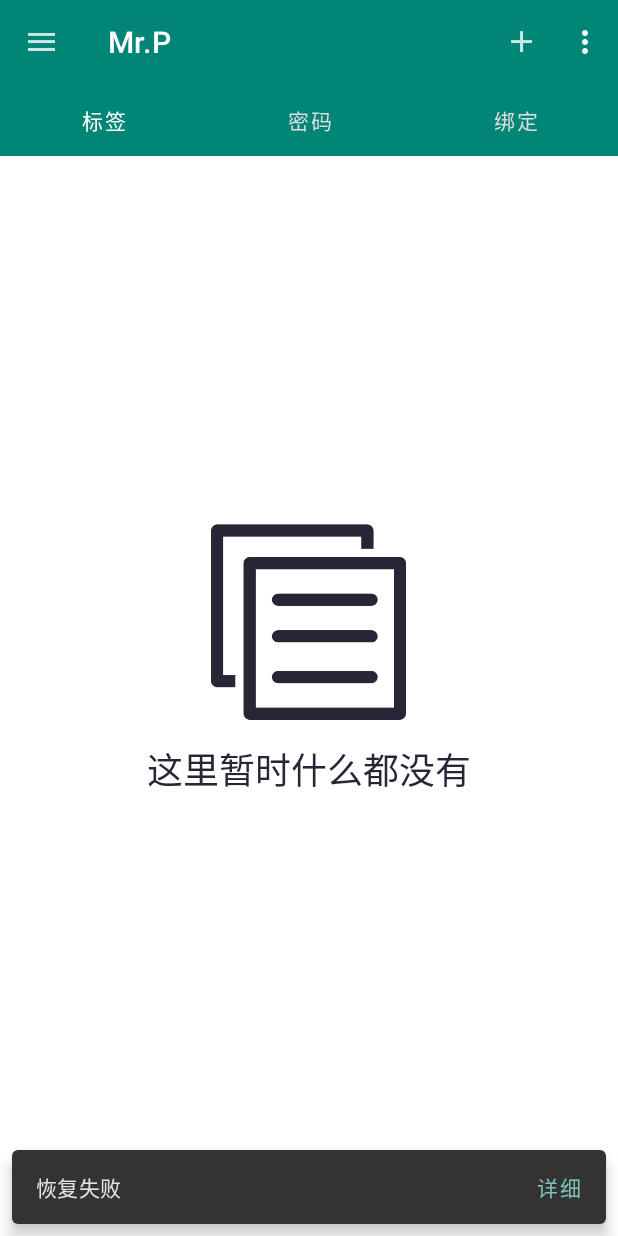
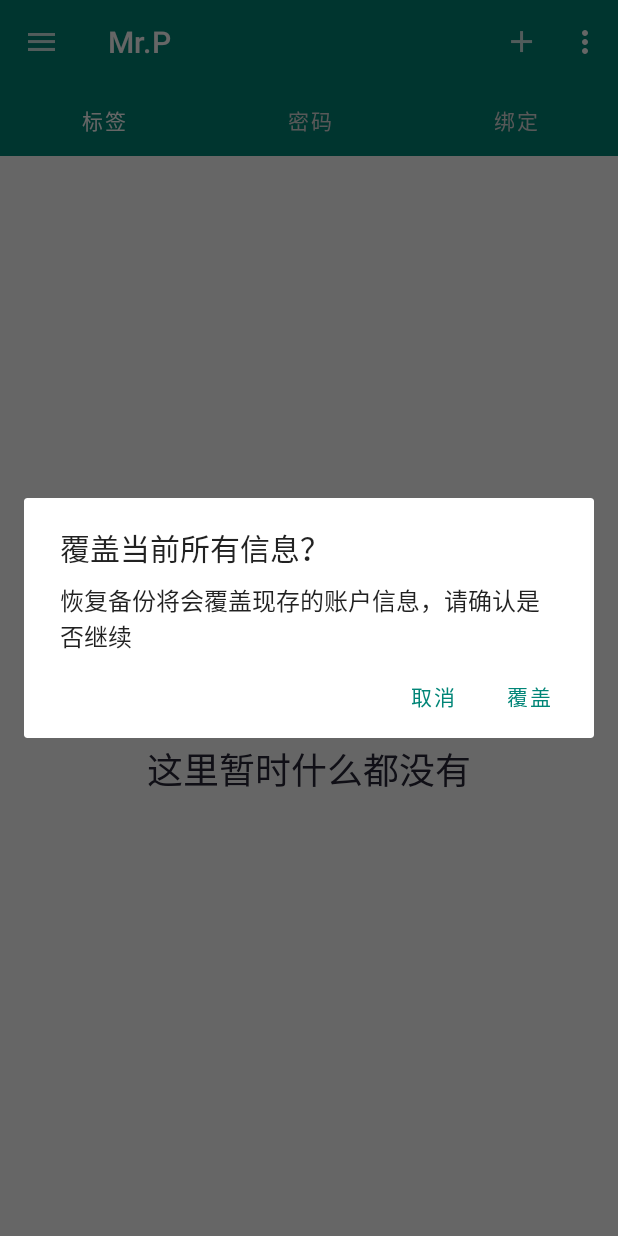
Before and after one commit to kuroidark/Mr.P, an Android app: the Home screen opened directly, with no data from a screen before it, in the options menu, after a tap on "恢复", on a phone screen of 412 x 824 dp. Run offline under Robolectric (Android 15) with nearby library versions, the phone set to English and light mode, and no system bars; libraries missing offline, so code that uses them is left out: org.litepal; 7 statements that could not run were skipped.

Commit message:
添加覆盖确认

```diff
--- a/app/build.gradle
+++ b/app/build.gradle
@@ -6,8 +6,8 @@ android {
         applicationId "io.github.ryuu.mrp"
         minSdkVersion 24
         targetSdkVersion 28
-        versionCode 6
-        versionName "Mr.P beta v0.0.9"
+        versionCode 7
+        versionName "v0.1.0-beta"
         testInstrumentationRunner "android.support.test.runner.AndroidJUnitRunner"
     }
     buildTypes {
--- a/app/src/main/java/io/github/ryuu/mrp/data/DataFile.java
+++ b/app/src/main/java/io/github/ryuu/mrp/data/DataFile.java
@@ -25,8 +25,8 @@ public class DataFile {
                 +"YourAccount.db-wal";
 
         boolean success=copyFile(dbpath, Environment.getExternalStorageDirectory() + "/Mrp/YourAccount.db");
-        success=copyFile(dbpath2, Environment.getExternalStorageDirectory() + "/Mrp/YourAccount.db-shm");
-        success=copyFile(dbpath3, Environment.getExternalStorageDirectory() + "/Mrp/YourAccount.db-wal");
+        copyFile(dbpath2, Environment.getExternalStorageDirectory() + "/Mrp/YourAccount.db-shm");
+        copyFile(dbpath3, Environment.getExternalStorageDirectory() + "/Mrp/YourAccount.db-wal");
         Log.d("路径：",dbpath);
         return success;
     }
@@ -41,8 +41,8 @@ public class DataFile {
         //deleteFile(Environment.getExternalStorageDirectory()+"/Android/data/io.github.ryuu.mrp/database/YourAccount.db-shm");
 //        deleteFile(Environment.getExternalStorageDirectory()+"/Android/data/io.github.ryuu.mrp/database/YourAccount.db-wal");
         boolean success=copyFile(Environment.getExternalStorageDirectory() + "/Mrp/YourAccount.db", dbpath);
-        success=copyFile(Environment.getExternalStorageDirectory() + "/Mrp/YourAccount.db-shm", dbpath2);
-        success=copyFile(Environment.getExternalStorageDirectory() + "/Mrp/YourAccount.db-wal", dbpath3);
+        copyFile(Environment.getExternalStorageDirectory() + "/Mrp/YourAccount.db-shm", dbpath2);
+        copyFile(Environment.getExternalStorageDirectory() + "/Mrp/YourAccount.db-wal", dbpath3);
         return success;
     }
 
--- a/app/src/main/java/io/github/ryuu/mrp/userinterface/Home.java
+++ b/app/src/main/java/io/github/ryuu/mrp/userinterface/Home.java
@@ -1,5 +1,8 @@
 package io.github.ryuu.mrp.userinterface;
 
+import android.app.AlertDialog;
+import android.app.Dialog;
+import android.content.DialogInterface;
 import android.content.Intent;
 import android.os.Bundle;
 import android.util.Log;
@@ -110,16 +113,7 @@ public class Home extends AppCompatActivity {
 //                } else {
 //                    Log.d("信息","直接就删除失败了呗");
 //                }
-                if (DataFile.input()==true) {
-                    Snackbar.make(getWindow().getDecorView(),"已恢复",Snackbar.LENGTH_SHORT).show();
-                } else {
-                    Snackbar.make(getWindow().getDecorView(),"恢复失败", Snackbar.LENGTH_SHORT).setAction("详细", new View.OnClickListener() {
-                        @Override
-                        public void onClick(View v) {
-                            Snackbar.make(getWindow().getDecorView(),"请将备份文件夹置于存储根目录",Snackbar.LENGTH_LONG).show();
-                        }
-                    }).show();
-                }
+                showDialog();
                 break;
             case R.id.data_export:
                 //导出数据库
@@ -196,4 +190,27 @@ public class Home extends AppCompatActivity {
         Log.d("是否在前台：","是");
     }
 
+    private void showDialog() {
+        AlertDialog.Builder builder = new AlertDialog.Builder(this);
+        builder.setTitle("覆盖当前所有信息？");
+        builder.setMessage("恢复备份将会覆盖现存的账户信息，请确认是否继续");
+        builder.setNegativeButton("取消", null);
+        builder.setPositiveButton("覆盖", new DialogInterface.OnClickListener() {
+            @Override
+            public void onClick(DialogInterface dialog, int which) {
+                if (DataFile.input()==true) {
+                    Snackbar.make(getWindow().getDecorView(),"已恢复",Snackbar.LENGTH_SHORT).show();
+                } else {
+                    Snackbar.make(getWindow().getDecorView(),"恢复失败", Snackbar.LENGTH_SHORT).setAction("详细", new View.OnClickListener() {
+                        @Override
+                        public void onClick(View v) {
+                            Snackbar.make(getWindow().getDecorView(),"请将备份文件夹置于存储根目录",Snackbar.LENGTH_LONG).show();
+                        }
+                    }).show();
+                }
+            }
+        });
+        builder.show();
+    }
+
 }
--- a/app/src/main/res/values/styles.xml
+++ b/app/src/main/res/values/styles.xml
@@ -24,6 +24,7 @@
         <item name="android:navigationBarColor">@color/colorPrimary</item>
         <item name="android:windowAnimationStyle">@android:anim/cycle_interpolator</item>
         <item name="android:windowIsTranslucent">true</item>
+        <item name="alertDialogTheme">@style/Theme.MaterialComponents.Light.Dialog.Alert</item>
     </style>
 
     <style name="EditPage" parent="AppTheme">
```
Also changed, not shown: 1 other file.
